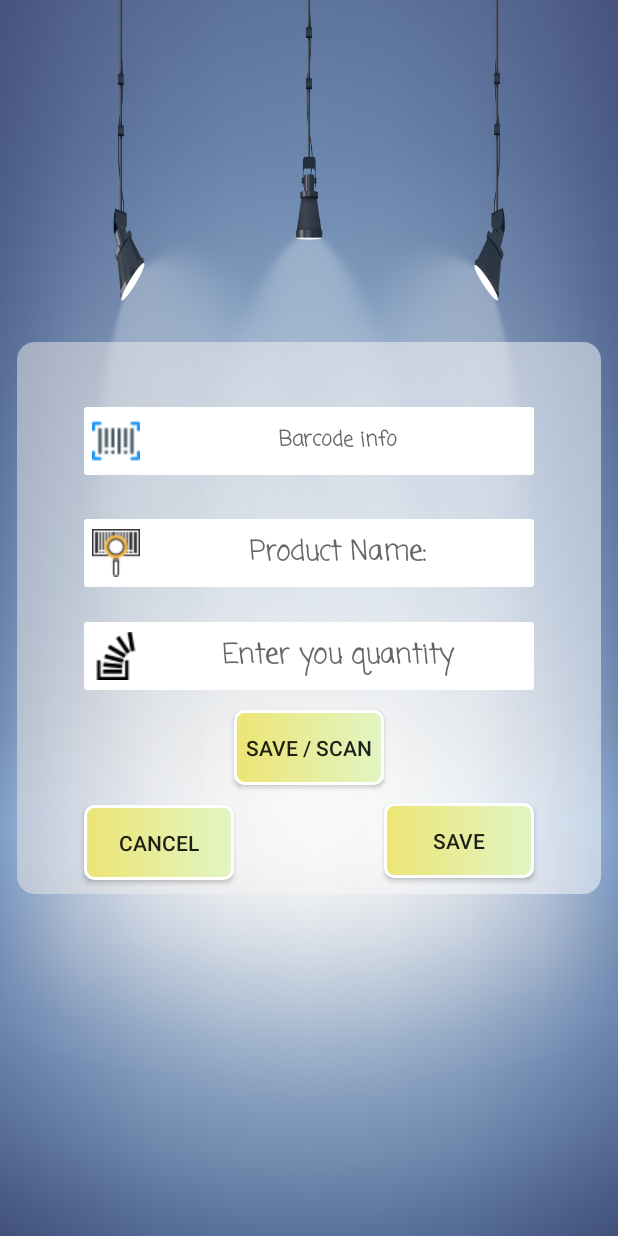
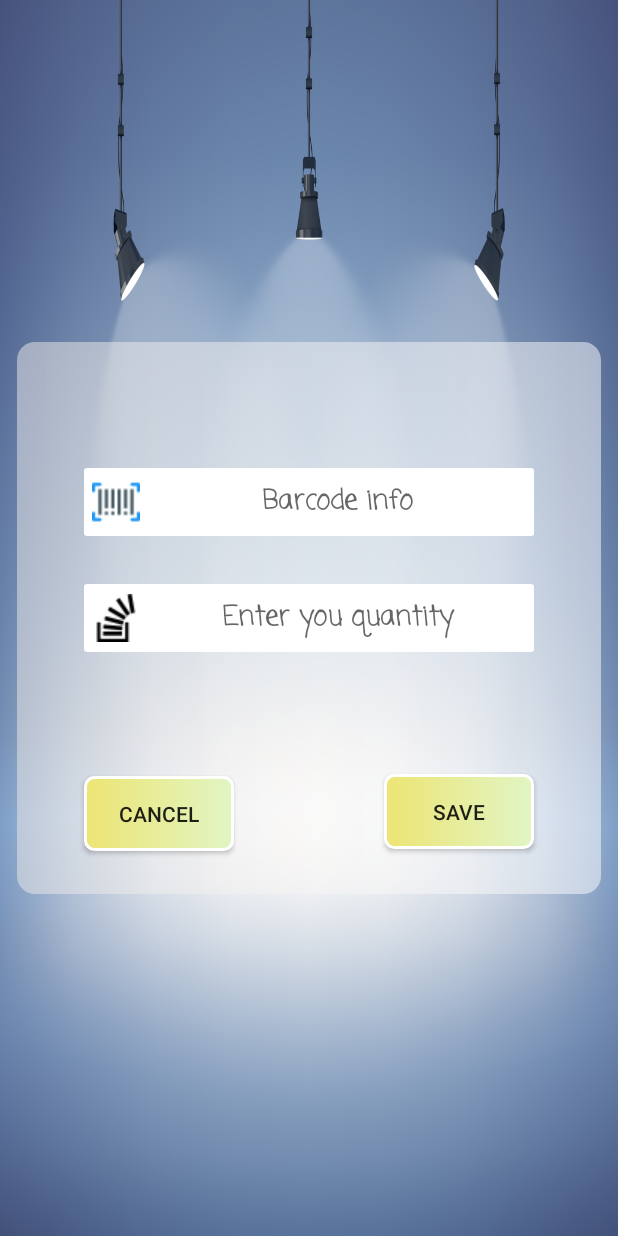
Before and after one commit to ahmadkhedr/Scan, an Android app: the ViewCode screen opened directly, with no data from a screen before it, on a phone screen of 412 x 824 dp. Run offline under Robolectric (Android 15) with nearby library versions, the phone set to English and light mode, and no system bars; Roboto replaces fonts that are not available here.

Commit message:
to be continue

```diff
--- a/app/src/main/java/kedr/emam/ahmad/scan/ArrayModel.java
+++ b/app/src/main/java/kedr/emam/ahmad/scan/ArrayModel.java
@@ -5,12 +5,12 @@ package kedr.emam.ahmad.scan;
  */
 
 public class ArrayModel {
-    public String name;
+  //  public String name;
     public String code;
     public String num;
-    public ArrayModel(String name , String code ,String num ){
+    public ArrayModel(String s, String code){
 
-        this.name=name;
+       // this.name=name;
         this.code=code;
         this.num=num;
     }
--- a/app/src/main/java/kedr/emam/ahmad/scan/Email.java
+++ b/app/src/main/java/kedr/emam/ahmad/scan/Email.java
@@ -233,7 +233,7 @@ MyHelper myHelper;
 // the attachment
         emailIntent .putExtra(Intent.EXTRA_STREAM, path);
 // the mail subject
-        emailIntent .putExtra(Intent.EXTRA_SUBJECT, "Subject");
+        emailIntent .putExtra(Intent.EXTRA_SUBJECT, "QR/Barcode Reader app");
 
         emailIntent .putExtra(Intent.EXTRA_TEXT, "This mail include an attachment file contains items inventory\n" +
                 "Created by QR /Barcode Reader mobile app");
--- a/app/src/main/java/kedr/emam/ahmad/scan/MyHelper.java
+++ b/app/src/main/java/kedr/emam/ahmad/scan/MyHelper.java
@@ -15,7 +15,7 @@ public class MyHelper extends SQLiteOpenHelper {
 
     @Override
     public void onCreate(SQLiteDatabase db) {
-        db.execSQL("create table Data(id integer primary key autoincrement,name varchar(50),quantity varchar(50) ,code varchar(50))");
+        db.execSQL("create table Data(id integer primary key autoincrement,quantity varchar(50),code varchar(50))");
     }
 
     @Override
--- a/app/src/main/res/layout/activity_view_code.xml
+++ b/app/src/main/res/layout/activity_view_code.xml
@@ -10,77 +10,62 @@
     android:id="@+id/relativeLayout3">
 
     <RelativeLayout
-        android:id="@+id/relativeLayout4"
+        android:id="@+id/relativeLayout2"
         android:layout_width="0dp"
         android:layout_height="368dp"
         android:layout_marginBottom="32dp"
         android:layout_marginEnd="11dp"
         android:layout_marginStart="11dp"
         android:layout_marginTop="32dp"
+        android:background="@drawable/layoutbackground"
         app:layout_constraintBottom_toBottomOf="parent"
         app:layout_constraintEnd_toEndOf="parent"
+        app:layout_constraintHorizontal_bias="0.0"
         app:layout_constraintStart_toStartOf="parent"
-        app:layout_constraintTop_toTopOf="parent"
-        android:background="@drawable/layoutbackground">
+        app:layout_constraintTop_toTopOf="parent">
 
-        <TextView
+        <EditText
             android:id="@+id/text"
             android:layout_width="300dp"
             android:layout_height="45dp"
-            android:layout_alignParentTop="true"
-            android:layout_centerHorizontal="true"
-            android:layout_marginTop="43dp"
+            android:layout_above="@+id/num"
+            android:layout_alignLeft="@+id/num"
+            android:layout_alignStart="@+id/num"
+            android:layout_marginBottom="32dp"
             android:background="@drawable/textviewbackground"
             android:drawableLeft="@drawable/barcode"
             android:fontFamily="casual"
             android:gravity="center"
+            android:hint="@string/barcode_info"
             android:paddingLeft="5dp"
-            android:hint="@string/barcode_info"
             android:textStyle="bold" />
 
-        <EditText
-            android:id="@+id/name"
-            android:layout_width="300dp"
-            android:layout_height="45dp"
-
-            android:layout_alignLeft="@+id/text"
-            android:layout_alignStart="@+id/text"
-            android:layout_below="@+id/text"
-            android:layout_marginTop="29dp"
-            android:background="@drawable/textviewbackground"
-            android:drawableLeft="@drawable/horizontal"
-            android:fontFamily="casual"
-            android:paddingLeft="5dp"
-            android:gravity="center"
-            android:hint="@string/product_n1ame"
-            android:textStyle="bold" />
 
         <EditText
+
             android:id="@+id/num"
             android:layout_width="300dp"
             android:layout_height="45dp"
 
-            android:layout_alignLeft="@+id/name"
-            android:layout_alignStart="@+id/name"
-            android:layout_below="@+id/name"
-            android:layout_marginTop="23dp"
+            android:layout_centerHorizontal="true"
+            android:layout_centerVertical="true"
             android:background="@drawable/textviewbackground"
-            android:paddingLeft="5dp"
             android:drawableLeft="@drawable/quality"
             android:fontFamily="casual"
             android:gravity="center"
             android:hint="@string/enert_you_quantity"
             android:inputType="number"
+            android:paddingLeft="5dp"
             android:textStyle="bold" />
 
         <Button
             android:id="@+id/btnSave"
             android:layout_width="100dp"
             android:layout_height="50dp"
-            android:layout_below="@+id/SaveandScan"
-            android:layout_marginTop="12dp"
-            android:layout_toEndOf="@+id/SaveandScan"
-            android:layout_toRightOf="@+id/SaveandScan"
+            android:layout_alignEnd="@+id/text"
+            android:layout_alignParentBottom="true"
+            android:layout_alignRight="@+id/text"
+            android:layout_marginBottom="30dp"
             android:background="@drawable/button_background2"
             android:gravity="center"
             android:onClick="save"
@@ -93,28 +78,13 @@
 
             android:layout_alignBaseline="@+id/btnSave"
             android:layout_alignBottom="@+id/btnSave"
-            android:layout_alignLeft="@+id/num"
-            android:layout_alignStart="@+id/num"
+            android:layout_alignLeft="@+id/text"
+            android:layout_alignStart="@+id/text"
             android:background="@drawable/button_background2"
             android:gravity="center"
             android:onClick="Cancel"
-            android:text="@string/cancel"
-            app:layout_constraintBaseline_toBaselineOf="@+id/btnSave"
-            app:layout_constraintBottom_toBottomOf="@+id/btnSave"
-            app:layout_constraintLeft_toLeftOf="parent"
-            app:layout_constraintStart_toStartOf="parent" />
+            android:text="@string/cancel" />
 
-        <Button
-            android:id="@+id/SaveandScan"
-            android:layout_width="100dp"
-            android:layout_height="50dp"
-            android:layout_below="@+id/num"
-            android:layout_marginTop="13dp"
-            android:layout_toEndOf="@+id/btnCancel"
-            android:layout_toRightOf="@+id/btnCancel"
-            android:background="@drawable/button_background2"
-            android:text="@string/SaveandScan"
-            android:onClick="saveandscan"
-            tools:text="@string/SaveandScan" />
+
     </RelativeLayout>
 </android.support.constraint.ConstraintLayout>
--- a/app/src/main/res/values/strings.xml
+++ b/app/src/main/res/values/strings.xml
@@ -9,7 +9,7 @@
     <string name="save">Save</string>
     <string name="cancel">Cancel</string>
     <string name="show_items">Show Items</string>
-    <string name="Email">Send Email</string>
+    <string name="Email"> Share </string>
     <string name="Excel">Excel (.vcs)</string>
     <string name="text">Text (.txt)</string>
     <string name="dialog_fire_missiles">Plz Check Internet Conncetion </string>
```
Also changed, not shown: app/src/main/java/kedr/emam/ahmad/scan/Inventory.java (+5 -5 lines), app/src/main/java/kedr/emam/ahmad/scan/ViewCode.java (+5 -5 lines), app/src/main/java/kedr/emam/ahmad/scan/ViewData.java (+14 -14 lines), app/src/main/res/layout/activity_inventory.xml (+17 -30 lines).
